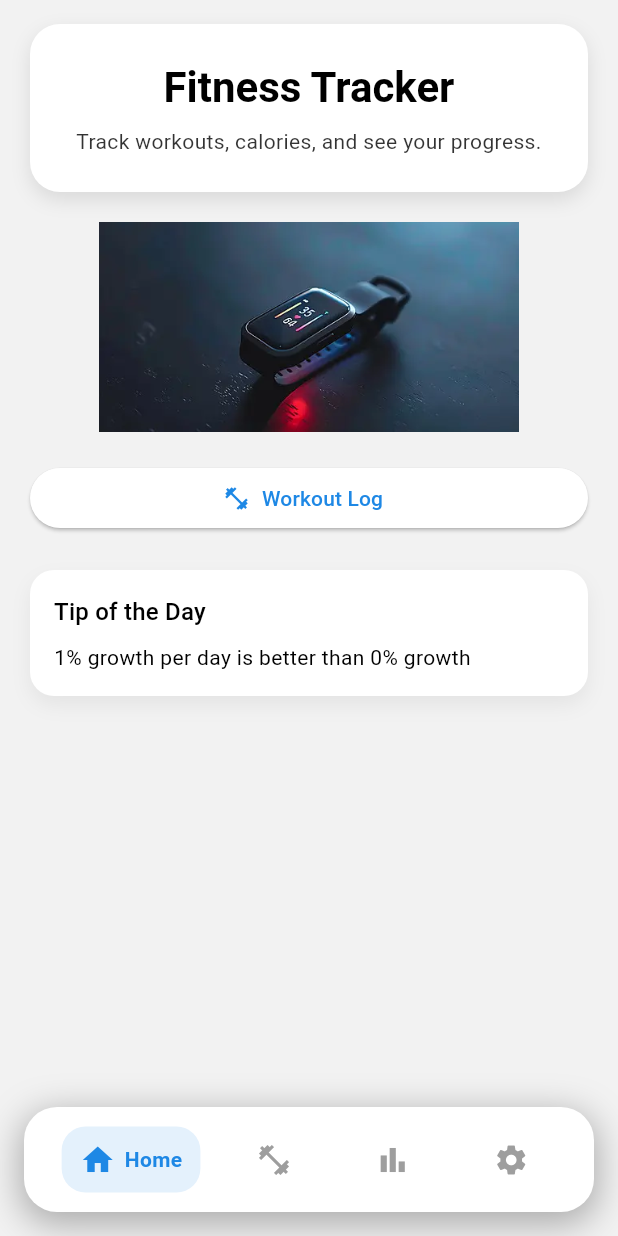
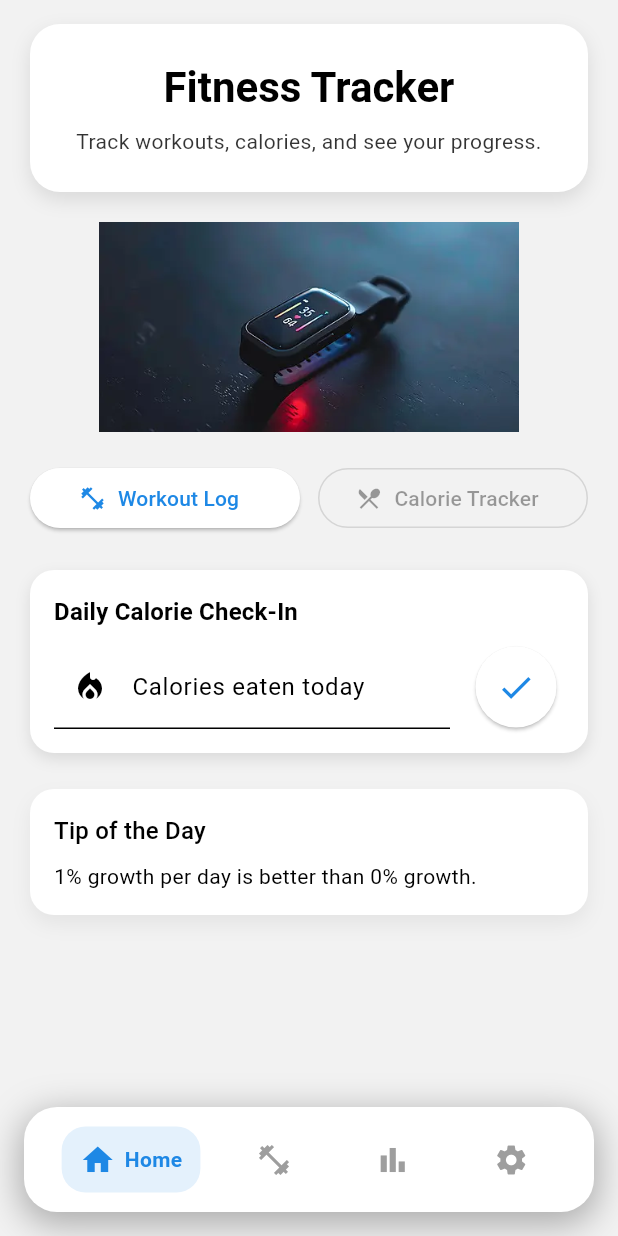
Before and after one commit to kvo110/fitness_tracker, a Flutter app: the screen it shows after launch, on a phone screen of 412 x 824 dp. Run offline on Flutter 3.47's test engine with Material 3 defaults, Android fonts, the phone set to English and light mode, and no system bars; our stand-ins replace fl_chart.

Commit message:
Added a section for daily total calorie intake check in on homepage

```diff
--- a/fitness_tracker/lib/screens/home_screen.dart
+++ b/fitness_tracker/lib/screens/home_screen.dart
@@ -1,15 +1,44 @@
 import 'package:flutter/material.dart';
 
 // Home dashboard screen
-class HomeScreen extends StatelessWidget {
-    final VoidCallback onOpenWorkout; // navigate to workout screen
-    final VoidCallback? onOpenCalories; // navigate to calorie screen
+class HomeScreen extends StatefulWidget {
+    final VoidCallback onOpenWorkout;
+    final VoidCallback? onOpenCalories;
 
     const HomeScreen({
         super.key,
         required this.onOpenWorkout,
         this.onOpenCalories,
     });
+
+    @override
+    State<HomeScreen> createState() => _HomeScreenState();
+}
+
+class _HomeScreenState extends State<HomeScreen> {
+    final TextEditingController _calorieController = TextEditingController();
+    int? _lastCheckIn; // Stores today's calorie check-in temporarily
+
+    // Handles calorie check-in logic
+    void _handleCheckIn() {
+        if (_calorieController.text.isEmpty) return;
+        final calories = int.tryParse(_calorieController.text);
+        if (calories == null) return;
+
+        setState(() {
+            _lastCheckIn = calories;
+        });
+
+        ScaffoldMessenger.of(context).showSnackBar(
+            SnackBar(
+                content: Text('Check-in saved: $_lastCheckIn calories 🍽️'),
+                behavior: SnackBarBehavior.floating,
+                duration: const Duration(seconds: 2),
+            ),
+        );
+
+        _calorieController.clear();
+    }
 
     @override
     Widget build(BuildContext context) {
@@ -28,19 +57,22 @@ class HomeScreen extends StatelessWidget {
                         color: bgColor,
                         borderRadius: BorderRadius.circular(20),
                         boxShadow: [
-                                BoxShadow(color: isLight ? Colors.black.withOpacity(0.1) : Colors.white.withOpacity(0.15),
+                            BoxShadow(color: isLight
+                                ? Colors.black.withOpacity(0.1)
+                                : Colors.white.withOpacity(0.15),
                                 blurRadius: 10,
                                 offset: const Offset(0, 5),
                             ),
                         ],
                     ),
-
                     child: Column(
                         children: [
                             Text(
                                 'Fitness Tracker',
-                                    // Formatting of the text
-                                    style: Theme.of(context).textTheme.headlineMedium?.copyWith(color: textColor, fontWeight: FontWeight.bold),
+                                style: Theme.of(context).textTheme.headlineMedium?.copyWith(
+                                    color: textColor,
+                                    fontWeight: FontWeight.bold,
+                                ),
                                 textAlign: TextAlign.center,
                             ),
                             const SizedBox(height: 8),
@@ -55,7 +87,7 @@ class HomeScreen extends StatelessWidget {
 
                 const SizedBox(height: 20),
 
-                    // Displays image for the homepage of the application
+                // Displays image for the homepage
                 Center(
                     child: Image.asset(
                     'assets/images/homescreen.png',
@@ -65,38 +97,103 @@ class HomeScreen extends StatelessWidget {
                 ),
 
                 const SizedBox(height: 20),
-
                 // Quick action buttons
                 Row(
                     children: [
-                            // Button to send you to the workout log screen
                         Expanded(
                             child: ElevatedButton.icon(
-                                onPressed: onOpenWorkout,
+                                onPressed: widget.onOpenWorkout,
                                 icon: const Icon(Icons.fitness_center),
                                 label: const Text('Workout Log'),
                             ),
                         ),
-                            /* const SizedBox(width: 12),
-                            // Button to send you to the calorie tracker screen
+                        const SizedBox(width: 12),
                         Expanded(
                             child: OutlinedButton.icon(
-                                onPressed: onOpenCalories,
+                                onPressed: widget.onOpenCalories,
                                 icon: const Icon(Icons.local_dining),
                                 label: const Text('Calorie Tracker'),
                             ),
-                            ), */
+                        ),
                     ],
                 ),
                 const SizedBox(height: 24),
+                // Daily Calorie Check-In box
+                Container(
+                    padding: const EdgeInsets.all(16),
+                    decoration: BoxDecoration(
+                        color: bgColor,
+                        borderRadius: BorderRadius.circular(16),
+                        boxShadow: [
+                            BoxShadow(color: isLight
+                                ? Colors.black.withOpacity(0.1)
+                                : Colors.white.withOpacity(0.1),
+                                blurRadius: 8,
+                                offset: const Offset(0, 4),
+                            ),
+                        ],
+                    ),
+                    child: Column(
+                        crossAxisAlignment: CrossAxisAlignment.start,
+                        children: [
+                            Text(
+                                'Daily Calorie Check-In',
+                                style: Theme.of(context).textTheme.titleMedium?.copyWith(
+                                    fontWeight: FontWeight.bold,
+                                    color: textColor,
+                                ),
+                            ),
+                            const SizedBox(height: 10),
+                            Row(
+                                children: [
+                                    Expanded(
+                                        child: TextField(
+                                            controller: _calorieController,
+                                            keyboardType: TextInputType.number,
+                                            decoration: const InputDecoration(
+                                                labelText: 'Calories eaten today',
+                                                prefixIcon: Icon(Icons.local_fire_department),
+                                            ),
+                                        ),
+                                    ),
+                                    const SizedBox(width: 12),
+                                    ElevatedButton(
+                                        onPressed: _handleCheckIn,
+                                        style: ElevatedButton.styleFrom(
+                                            shape: const CircleBorder(),
+                                            padding: const EdgeInsets.all(14),
+                                        ),
+                                        child: const Icon(Icons.check, size: 26),
+                                    ),
+                                ],
+                            ),
+                            if (_lastCheckIn != null) ...[
+                                const SizedBox(height: 12),
+                                Text(
+                                    'Last check-in: $_lastCheckIn calories',
+                                    style: TextStyle(
+                                        color: textColor.withOpacity(0.8),
+                                        fontSize: 15,
+                                    ),
+                                ),
+                            ],
+                        ],
+                    ),
+                ),
 
+                const SizedBox(height: 24),
                 // Motivational tip
-                    _infoCard(context, 'Tip of the Day', '1% growth per day is better than 0% growth'),
+                _infoCard(
+                    context,
+                    'Tip of the Day',
+                    '1% growth per day is better than 0% growth.',
+                    ),
                 ],
             ),
         );
     }
 
+    // Reusable info card widget
     Widget _infoCard(BuildContext context, String title, String text) {
         return Container(
             padding: const EdgeInsets.all(16),
@@ -121,4 +218,10 @@ class HomeScreen extends StatelessWidget {
             ),
         );
     }
+
+    @override
+    void dispose() {
+        _calorieController.dispose();
+        super.dispose();
     }
+}
```
Lines whose indentation alone changed are shown as unchanged.
